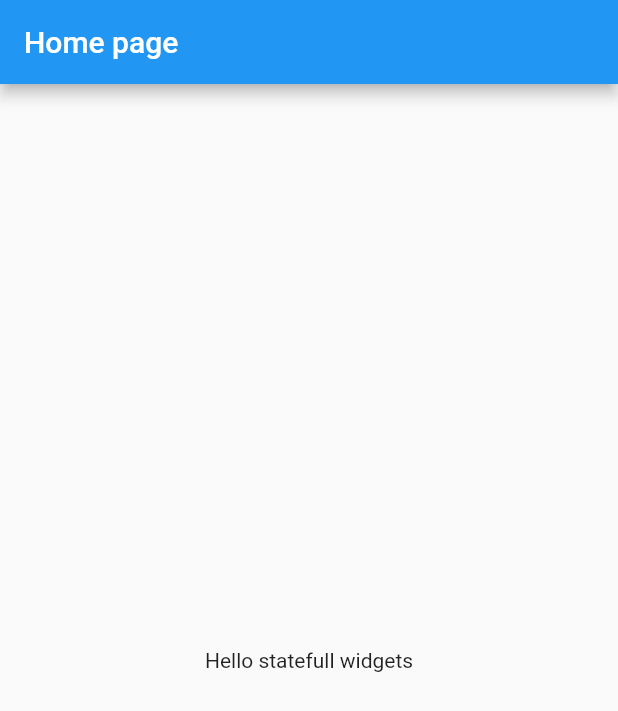
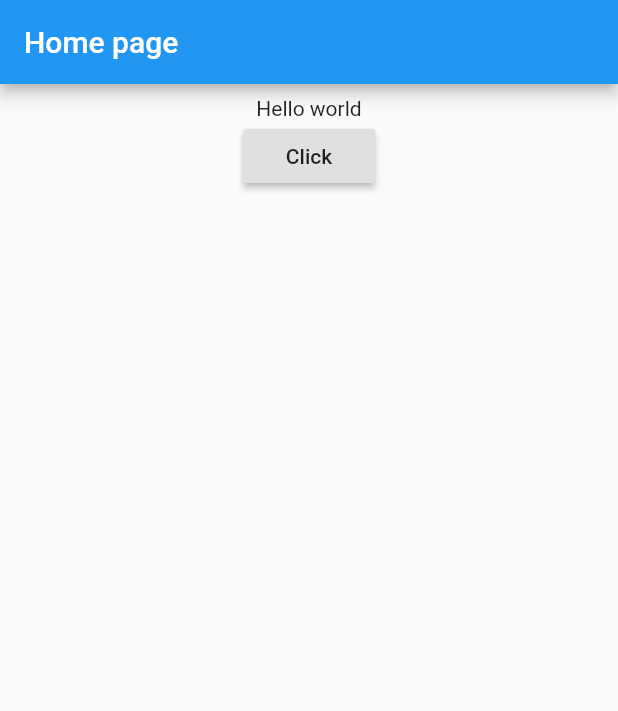
Before and after one commit to Harin-Kaklotar/flutter_app, a Flutter app: the screen it shows after launch, on a phone screen of 412 x 824 dp. Shown: the top 711 px of the screen. Run offline on Flutter 3.47's test engine with Material 2 defaults, Android fonts, the phone set to English and light mode, and no system bars.

Commit message:
stefull widgets like button click and text change

```diff
--- a/lib/main.dart
+++ b/lib/main.dart
@@ -1,6 +1,6 @@
 import 'package:flutter/material.dart';
 
-void main(){
+void main() {
   runApp(new MyApp());
 }
 
@@ -20,13 +20,43 @@ class HomePage extends StatefulWidget {
 }
 
 class _HomePageState extends State<HomePage> {
+
+  String myText = "Hello world";
+
   @override
   Widget build(BuildContext context) {
     return new Scaffold(
       appBar: new AppBar(
         title: new Text("Home page"),
       ),
-      body: new Center(child: new Text("Hello statefull widgets"),),
+      body: _bodyWidget(),
     );
   }
+
+  Widget _bodyWidget() {
+    return new Container(
+      padding: const EdgeInsets.all(8.0),
+      child: new Center(
+        child: new Column(
+          children: <Widget>[
+            new Text(myText),
+            new RaisedButton(
+              child: new Text("Click"),
+              onPressed: _changeText,
+            )
+          ],
+        ),
+      ),
+    );
+  }
+
+  void _changeText() {
+    setState(() {
+      if(myText.startsWith("H")){
+        myText = "Welcome to flutter";
+      }else{
+        myText = "Hello world";
+      }
+    });
+  }
 }
```
